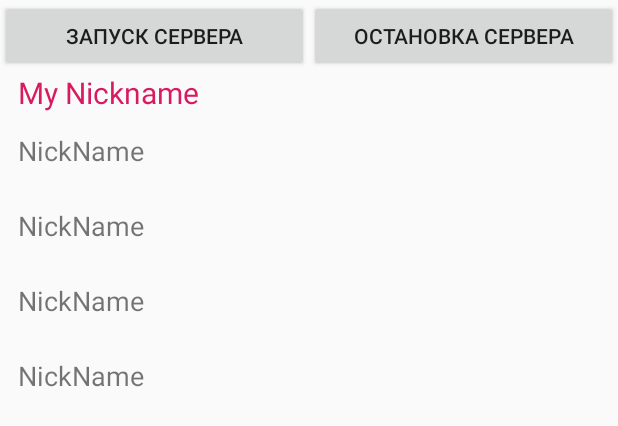
After one commit to CapitainMarkul/faceGame, an Android app: the layout fragment_nearby_host.xml on its own in the app's theme, with its tools: preview values and no code run, on a phone screen of 412 x 824 dp. The commit adds this screen. Shown: the top 426 px of the screen. Run offline under Robolectric (Android 15) with nearby library versions, the phone set to English and light mode, and no system bars.

Commit message:
Feature: created 'Nearby' fragments

```diff
--- /dev/null
+++ b/app/src/main/res/drawable/item_divider_horizontal.xml
@@ -0,0 +1,5 @@
+<?xml version="1.0" encoding="utf-8"?>
+<shape xmlns:android="http://schemas.android.com/apk/res/android">
+    <size android:height="@dimen/divider_height" />
+    <solid android:color="@color/colorAccent" />
+</shape>
--- /dev/null
+++ b/app/src/main/res/layout/fragment_nearby_host.xml
@@ -0,0 +1,67 @@
+<?xml version="1.0" encoding="utf-8"?>
+<layout
+    xmlns:android="http://schemas.android.com/apk/res/android"
+    xmlns:tools="http://schemas.android.com/tools">
+
+    <data>
+
+        <variable
+            name="nickName"
+            type="String"/>
+
+    </data>
+
+    <LinearLayout
+        android:layout_width="match_parent"
+        android:layout_height="match_parent"
+        android:orientation="vertical">
+
+        <LinearLayout
+            android:layout_width="match_parent"
+            android:layout_height="wrap_content"
+            android:orientation="horizontal">
+
+            <Button
+                android:id="@+id/btn_start_host"
+                android:layout_width="0dp"
+                android:layout_height="wrap_content"
+                android:layout_weight="1"
+                android:text="Запуск сервера"/>
+
+            <ProgressBar
+                android:id="@+id/progress_host"
+                android:layout_width="30dp"
+                android:layout_height="wrap_content"
+                android:visibility="gone"/>
+
+            <Button
+                android:id="@+id/btn_stop_host"
+                android:layout_width="0dp"
+                android:layout_height="wrap_content"
+                android:layout_weight="1"
+                android:text="Остановка сервера"/>
+
+        </LinearLayout>
+
+        <TextView
+            android:id="@+id/txt_my_nickname"
+            android:layout_width="match_parent"
+            android:layout_height="wrap_content"
+            android:paddingStart="@dimen/default_padding"
+            android:paddingEnd="@dimen/default_padding"
+            android:text="@{nickName}"
+            android:textColor="@color/colorAccent"
+            android:textSize="20sp"
+            tools:text="My Nickname"/>
+
+        <androidx.recyclerview.widget.RecyclerView
+            android:id="@+id/rv_nearby_players"
+            android:layout_width="match_parent"
+            android:layout_height="0dp"
+            android:layout_weight="1"
+            tools:itemCount="4"
+            tools:listitem="@layout/item_player_nearby"/>
+
+    </LinearLayout>
+
+</layout>
--- /dev/null
+++ b/app/src/main/res/layout/item_player_nearby.xml
@@ -0,0 +1,25 @@
+<?xml version="1.0" encoding="utf-8"?>
+<layout
+    xmlns:android="http://schemas.android.com/apk/res/android"
+    xmlns:tools="http://schemas.android.com/tools">
+
+    <data>
+
+        <variable
+            name="viewModel"
+            type="ru.tzhack.facegame.data.model.NearbyPlayer"/>
+
+    </data>
+
+    <TextView
+        android:layout_width="match_parent"
+        android:layout_height="@dimen/player_item_height"
+        android:ellipsize="end"
+        android:gravity="center_vertical"
+        android:maxLines="1"
+        android:paddingStart="@dimen/default_padding"
+        android:paddingEnd="@dimen/default_padding"
+        android:text="@{viewModel.playerNickname}"
+        android:textSize="18sp"
+        tools:text="NickName"/>
+</layout>
--- a/app/src/main/res/values/dimens.xml
+++ b/app/src/main/res/values/dimens.xml
@@ -1,7 +1,12 @@
 <?xml version="1.0" encoding="utf-8"?>
 <resources>
+
+    <dimen name="default_padding">12dp</dimen>
+    <dimen name="divider_height">1dp</dimen>
 
     <!--  ВАЖНО! Коэффициент: 0,75 -->
     <dimen name="camera_view_width">225dp</dimen>
     <dimen name="camera_view_height">300dp</dimen>
+
+    <dimen name="player_item_height">50dp</dimen>
 </resources>
--- a/app/src/main/res/values/strings.xml
+++ b/app/src/main/res/values/strings.xml
@@ -1,3 +1,8 @@
 <resources>
     <string name="app_name">Face Game</string>
+
+    <string name="btn_host_game">Start Host</string>
+    <string name="btn_search_game">Start Search</string>
+
+    <string name="player_nickname_hint">Nickname</string>
 </resources>
```
Also changed, not shown: app/build.gradle (+8 -0 lines), app/src/main/AndroidManifest.xml (+9 -0 lines), app/src/main/java/ru/tzhack/facegame/common/adapter/ViewDataBindingHolder.kt (added, +9 -0 lines), app/src/main/java/ru/tzhack/facegame/data/model/NearbyPlayer.kt (added, +10 -0 lines), app/src/main/java/ru/tzhack/facegame/nearby/host/NearbyHostFragment.kt (added, +67 -0 lines), app/src/main/java/ru/tzhack/facegame/nearby/host/adapter/NearbyHostAdapter.kt (added, +45 -0 lines), app/src/main/java/ru/tzhack/facegame/nearby/main/NearbyFragment.kt (added, +56 -0 lines), app/src/main/java/ru/tzhack/facegame/nearby/slave/NearbySlaveFragment.kt (added, +76 -0 lines), app/src/main/java/ru/tzhack/facegame/nearby/slave/adapter/NearbyHostAdapter.kt (added, +51 -0 lines), app/src/main/res/layout/fragment_nearby_main.xml (added, +39 -0 lines), app/src/main/res/layout/fragment_nearby_slave.xml (added, +67 -0 lines), 1 other file.
